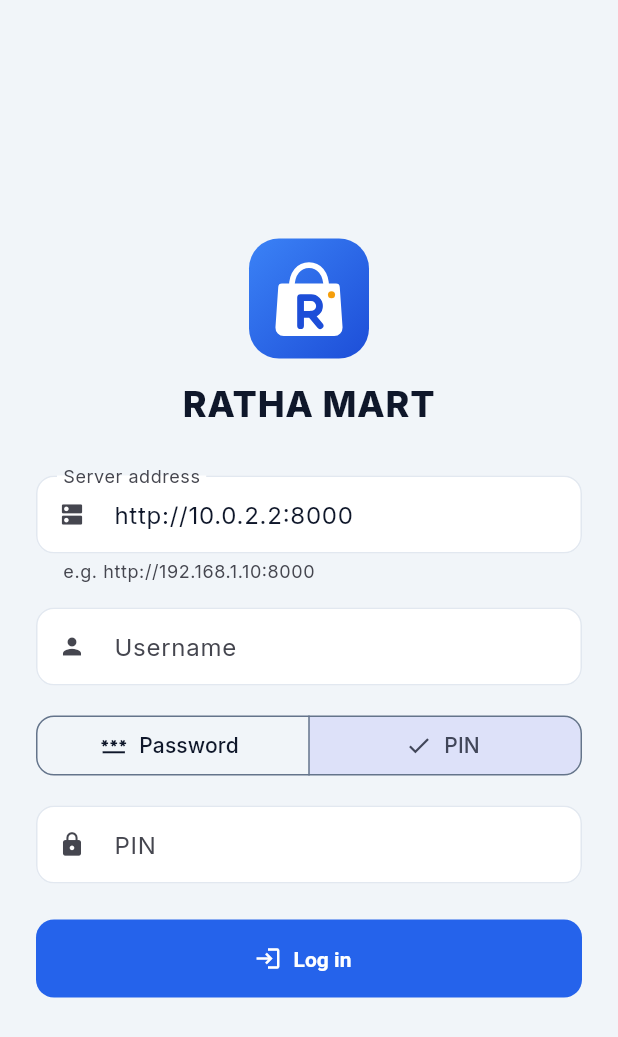
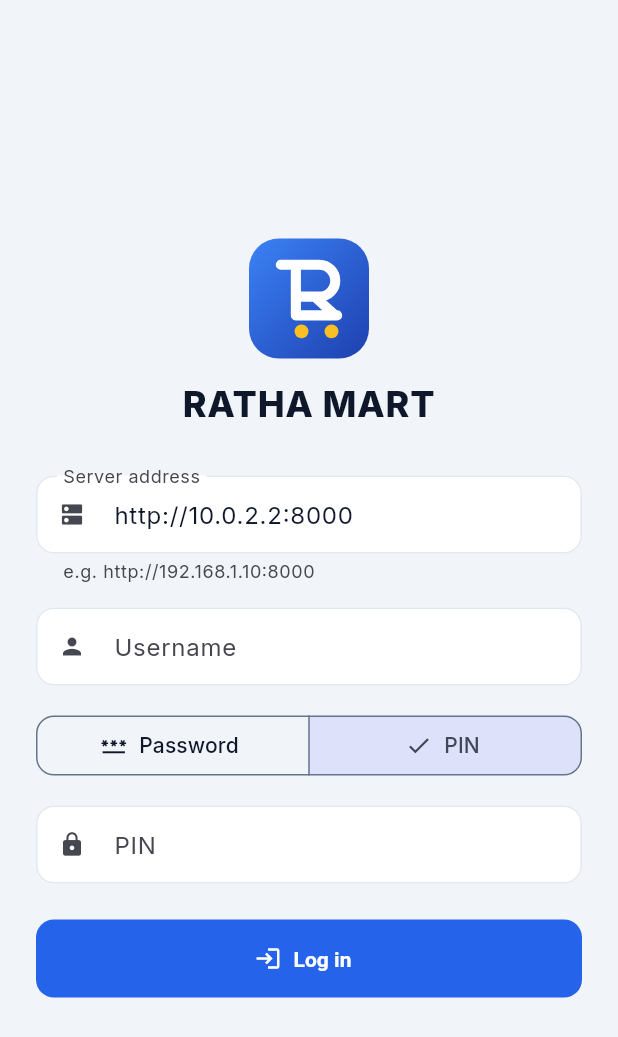
Before and after one commit to Khoeun-ratha/pos, a Flutter app: the screen it shows after launch, after a tap on "PIN", on a phone screen of 412 x 824 dp. Shown: the top 1037 px of the screen. Run offline on Flutter 3.47's test engine with Material 3 defaults, Android fonts, the phone set to English and light mode, and no system bars; our stand-ins replace fl_chart, flutter_riverpod, google_fonts, share_plus, shared_preferences; missing offline and left inert: mobile_scanner.

Commit message:
New RATHA MART logo: an R drawn as a shopping cart
The handle runs into the R's stem, the bowl is the basket, the leg its slanted front, on two amber wheels.
One bold shape that stays clear at 16 px (the bag with an R was generic and busy when small).

- Web: favicon.svg, BrandMark.vue, receipt-logo.svg (the cart-R in black, no tile, for receipt printers)
- Phone: lib/widgets/brand_mark.dart draws the same mark
- App icons redrawn by mobile/tool/app_icons.mjs: Android adaptive and themed, legacy, iOS, web home screen

Co-Authored-By: Claude Opus 5.5 <noreply@anthropic.com>

```diff
--- a/mobile/lib/widgets/brand_mark.dart
+++ b/mobile/lib/widgets/brand_mark.dart
@@ -1,6 +1,6 @@
 import 'package:flutter/material.dart';
 
-/// The RATHA MART mark: a shopping bag with an R (the same drawing as the web app's favicon.svg).
+/// The RATHA MART mark: an R drawn as a shopping cart (the same drawing as the web app's favicon.svg).
 class BrandMark extends StatelessWidget {
   const BrandMark({super.key, this.size = 40});
 
@@ -12,65 +12,44 @@ class BrandMark extends StatelessWidget {
 }
 
 class _MarkPainter extends CustomPainter {
-  static const _blue = Color(0xFF1D4ED8);
-
   @override
   void paint(Canvas canvas, Size size) {
     canvas.scale(size.width / 64); // drawn on a 64 x 64 grid
     const box = Rect.fromLTWH(0, 0, 64, 64);
     canvas.drawRRect(
       RRect.fromRectAndRadius(box, const Radius.circular(16)),
-      Paint()..shader = const LinearGradient(begin: Alignment.topLeft, end: Alignment.bottomRight, colors: [Color(0xFF3B82F6), _blue]).createShader(box),
+      Paint()
+        ..shader = const LinearGradient(
+          begin: Alignment.topLeft,
+          end: Alignment.bottomRight,
+          colors: [Color(0xFF3B82F6), Color(0xFF1E40AF)],
+        ).createShader(box),
     );
 
-    final line = Paint()
-      ..style = PaintingStyle.stroke
-      ..strokeCap = StrokeCap.round
-      ..strokeJoin = StrokeJoin.round;
-
-    // handle
+    // handle and stem, basket (the R's bowl), its slanted front (the R's leg)
     canvas.drawPath(
       Path()
-        ..moveTo(22.8, 26)
-        ..cubicTo(22.8, 18.4, 26.8, 14.2, 32, 14.2)
-        ..cubicTo(37.2, 14.2, 41.2, 18.4, 41.2, 26),
-      line
+        ..moveTo(17, 14)
+        ..lineTo(25, 14)
+        ..lineTo(25, 41)
+        ..lineTo(47, 41)
+        ..moveTo(25, 14)
+        ..lineTo(37.5, 14)
+        ..arcToPoint(const Offset(37.5, 31), radius: const Radius.circular(8.5))
+        ..lineTo(25, 31)
+        ..moveTo(35, 31)
+        ..lineTo(46, 41),
+      Paint()
         ..color = Colors.white
-        ..strokeWidth = 3,
+        ..style = PaintingStyle.stroke
+        ..strokeWidth = 5.4
+        ..strokeCap = StrokeCap.round
+        ..strokeJoin = StrokeJoin.round,
     );
 
-    // bag
-    canvas.drawPath(
-      Path()
-        ..moveTo(17.6, 24)
-        ..lineTo(46.4, 24)
-        ..arcToPoint(const Offset(48.4, 25.86), radius: const Radius.circular(2))
-        ..lineTo(49.9, 47.46)
-        ..arcToPoint(const Offset(45.5, 52), radius: const Radius.circular(4.4))
-        ..lineTo(18.5, 52)
-        ..arcToPoint(const Offset(14.1, 47.46), radius: const Radius.circular(4.4))
-        ..lineTo(15.6, 25.86)
-        ..arcToPoint(const Offset(17.6, 24), radius: const Radius.circular(2))
-        ..close(),
-      Paint()..color = Colors.white,
-    );
-
-    // R
-    canvas.drawPath(
-      Path()
-        ..moveTo(27.5, 46.5)
-        ..lineTo(27.5, 31.5)
-        ..lineTo(33.1, 31.5)
-        ..arcToPoint(const Offset(33.1, 40.5), radius: const Radius.circular(4.5))
-        ..lineTo(27.5, 40.5)
-        ..moveTo(32.9, 40.5)
-        ..lineTo(37.9, 46.5),
-      line
-        ..color = _blue
-        ..strokeWidth = 3.6,
-    );
-
-    canvas.drawCircle(const Offset(44, 30), 1.9, Paint()..color = const Color(0xFFF59E0B));
+    final wheel = Paint()..color = const Color(0xFFFBBF24);
+    canvas.drawCircle(const Offset(28, 49.5), 3.7, wheel);
+    canvas.drawCircle(const Offset(44, 49.5), 3.7, wheel);
   }
 
   @override
```
Also changed, not shown: 47 other files.
